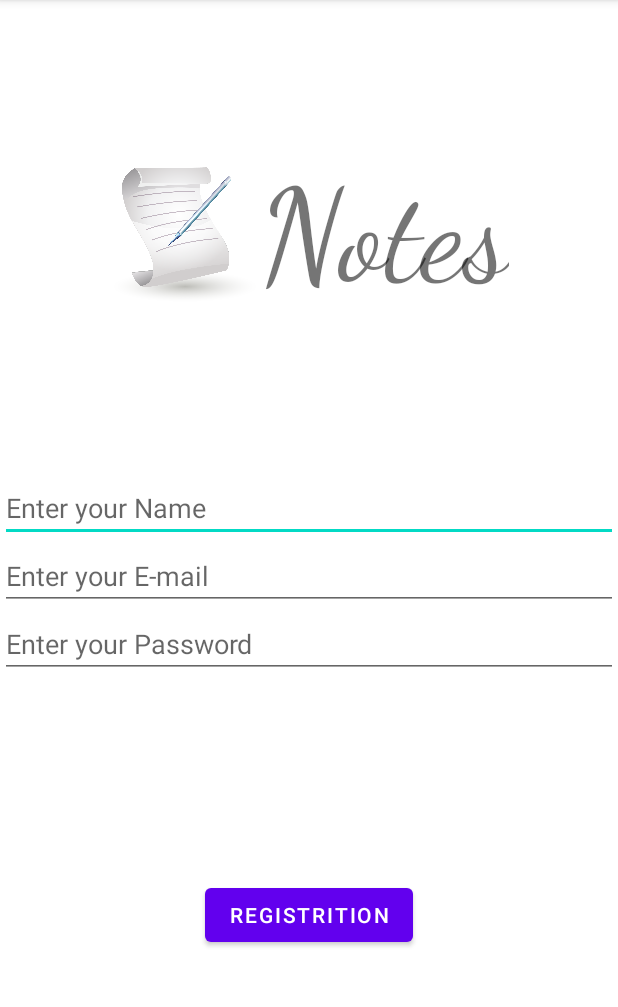
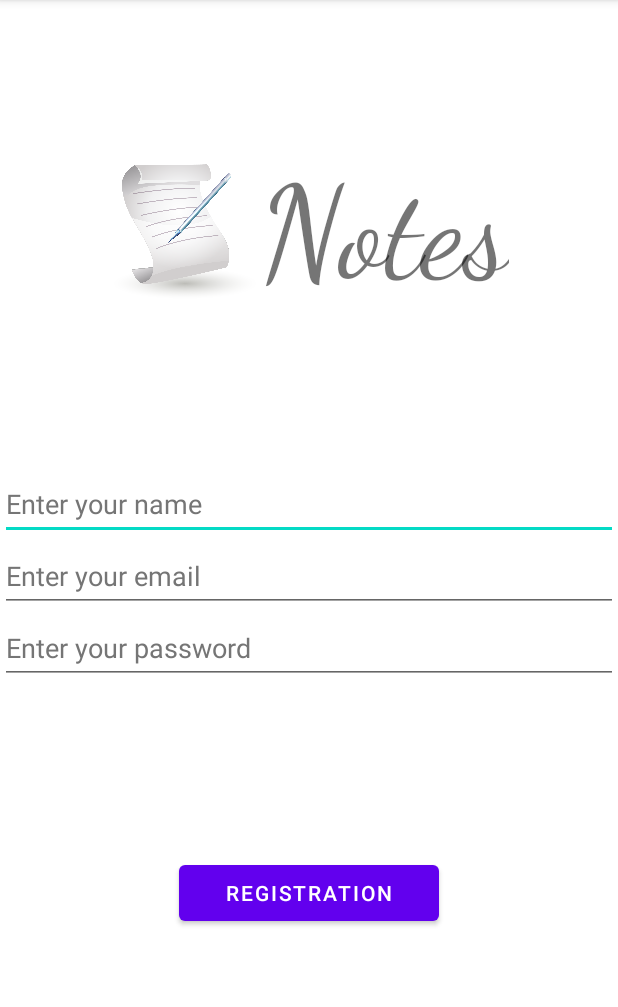
Before and after one commit to RedBiscuits/NoteApp-summer-, an Android app: the Registration screen opened directly, with no data from a screen before it, on a phone screen of 412 x 824 dp, the part 84-1091 px from its top. Run offline under Robolectric (Android 15) with nearby library versions, the phone set to English and light mode, and no system bars.

Commit message:
Edited the syntax in all java classes and the attributes of the UI design .

```diff
--- a/app/src/main/java/com/example/test/Registration.java
+++ b/app/src/main/java/com/example/test/Registration.java
@@ -1,6 +1,4 @@
 package com.example.test;
-
-import androidx.appcompat.app.AppCompatActivity;
 
 import android.os.Bundle;
 import android.view.View;
@@ -8,20 +6,24 @@ import android.widget.Button;
 import android.widget.EditText;
 import android.widget.Toast;
 
+import androidx.appcompat.app.AppCompatActivity;
+
 public class Registration extends AppCompatActivity {
 
     @Override
     protected void onCreate(Bundle savedInstanceState) {
         super.onCreate(savedInstanceState);
-        setContentView(R.layout.activity_main);
-        EditText name=(EditText) findViewById(R.id.Name);
-        EditText email=(EditText) findViewById(R.id.Email);
-        EditText password=(EditText) findViewById(R.id.Password);
-        Button submit=(Button)findViewById(R.id.Loginbtn);
-        submit.setOnClickListener(new View.OnClickListener() {
+        setContentView(R.layout.activity_registration);
+
+        EditText regName=(EditText) findViewById(R.id.regName);
+        EditText regEmail=(EditText) findViewById(R.id.regEmail);
+        EditText regPassword=(EditText) findViewById(R.id.regPassword);
+        Button regSubmit=(Button)findViewById(R.id.regBtn);
+
+        regSubmit.setOnClickListener(new View.OnClickListener() {
             @Override
             public void onClick(View view) {
-                if(name.getText().toString()==""||email.getText().toString()==""||password.getText().toString()==""){
+                if(regName.getText().toString().equalsIgnoreCase("")||regEmail.getText().toString().equalsIgnoreCase("")||regPassword.getText().toString().equalsIgnoreCase("")){
                     Toast.makeText(getApplicationContext(), "Invalid data", Toast.LENGTH_SHORT).show();
                 }
                 else{
--- a/app/src/main/res/layout/activity_main.xml
+++ b/app/src/main/res/layout/activity_registration.xml
@@ -22,28 +22,37 @@
             android:orientation="vertical">
 
             <EditText
-                android:id="@+id/Name"
+                android:id="@+id/regName"
                 android:layout_width="match_parent"
                 android:layout_height="wrap_content"
-                android:hint="Enter your Name"
+                android:autofillHints=""
+                android:hint="@string/registration_name_hint"
+                android:minHeight="48dp"
                 android:shadowColor="@color/black"
-                android:shadowDx="@integer/material_motion_duration_long_1" />
+                android:shadowDx="@integer/material_motion_duration_long_1"
+                android:textColorHint="#757575" />
 
             <EditText
-                android:id="@+id/Email"
+                android:id="@+id/regEmail"
                 android:layout_width="match_parent"
                 android:layout_height="wrap_content"
-                android:hint="Enter your E-mail"
+                android:hint="@string/registration_email_hint"
+                android:minHeight="48dp"
                 android:shadowColor="@color/black"
-                android:shadowDx="4" />
+                android:shadowDx="@integer/material_motion_duration_long_1"
+                android:textColorHint="#757575" />
 
             <EditText
-                android:id="@+id/Password"
+                android:id="@+id/regPassword"
                 android:layout_width="match_parent"
                 android:layout_height="wrap_content"
-                android:hint="Enter your Password"
+                android:autofillHints=""
+                android:hint="@string/registration_password_hint"
+                android:minHeight="48dp"
                 android:shadowColor="@color/black"
-                android:shadowDx="@integer/material_motion_duration_long_1" />
+                android:shadowDx="@integer/material_motion_duration_long_1"
+                android:textColorHint="#757575" />
+
         </LinearLayout>
     </FrameLayout>
 
@@ -62,21 +71,23 @@
             android:src="@drawable/icon" />
 
         <TextView
+            android:id="@+id/notesLogin"
             android:layout_width="wrap_content"
             android:layout_height="wrap_content"
             android:fontFamily="cursive"
-            android:text="Notes"
+            android:text="@string/text_view"
             android:textSize="85sp" />
     </LinearLayout>
 
     <Button
-        android:id="@+id/Loginbtn"
-        android:layout_width="wrap_content"
-        android:layout_height="wrap_content"
-        android:text="registrition"
+        android:id="@+id/regBtn"
+        android:layout_width="173dp"
+        android:layout_height="49dp"
+        android:text="@string/registration_button"
         app:layout_constraintBottom_toBottomOf="parent"
         app:layout_constraintEnd_toEndOf="parent"
         app:layout_constraintStart_toStartOf="parent"
-        app:layout_constraintTop_toBottomOf="@+id/frameLayout" />
+        app:layout_constraintTop_toBottomOf="@+id/frameLayout"
+        app:layout_constraintVertical_bias="0.437" />
 
 </androidx.constraintlayout.widget.ConstraintLayout>
--- a/app/src/main/res/values/strings.xml
+++ b/app/src/main/res/values/strings.xml
@@ -1,3 +1,14 @@
 <resources>
     <string name="app_name">test</string>
+    <string name="text_view">Notes</string>
+    <string name="registration_interface">Registration</string>
+    <string name="login_interface">Login</string>
+    <string name="login_button">Login</string>
+    <string name="registration_button">Registration</string>
+    <string name="login_email_hint">Enter your email</string>
+    <string name="login_password_hint">Enter your password</string>
+    <string name="registration_name_hint">Enter your name</string>
+    <string name="registration_email_hint">Enter your email</string>
+    <string name="registration_password_hint">Enter your password</string>
+    />
 </resources>
```
Also changed, not shown: app/src/main/java/com/example/test/Login.java (+14 -13 lines), app/src/main/java/com/example/test/MainWindow.java (+9 -8 lines), app/src/main/res/layout/activity_login.xml (+22 -15 lines), app/src/main/res/layout/activity_main_window.xml (+12 -9 lines).
